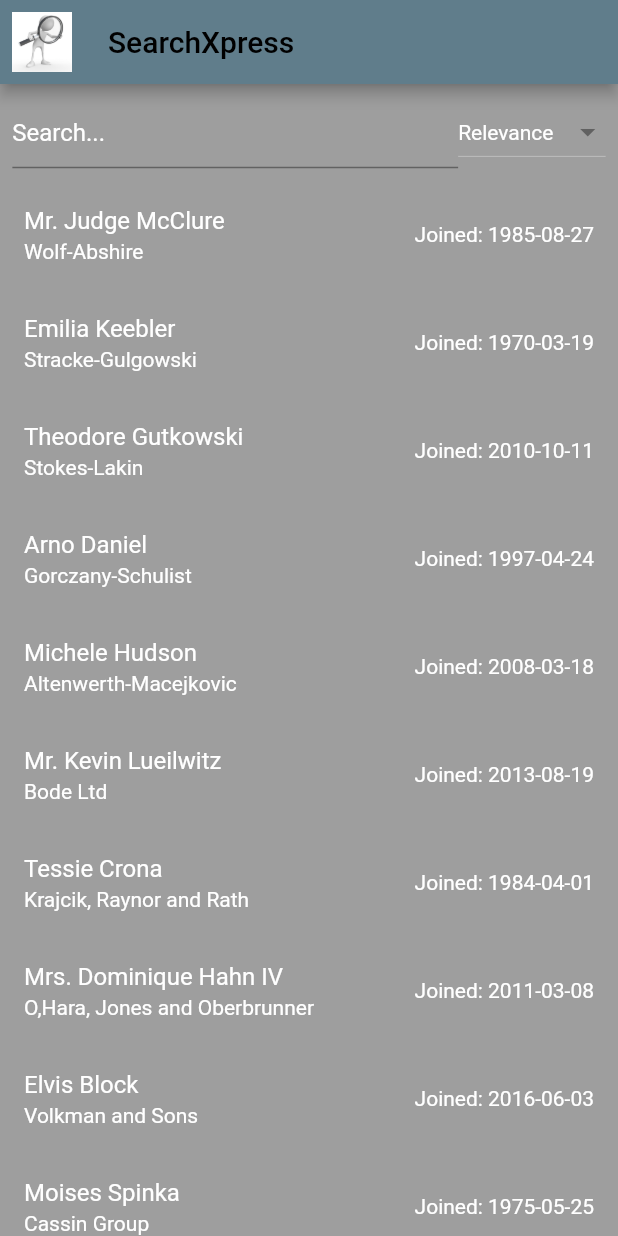
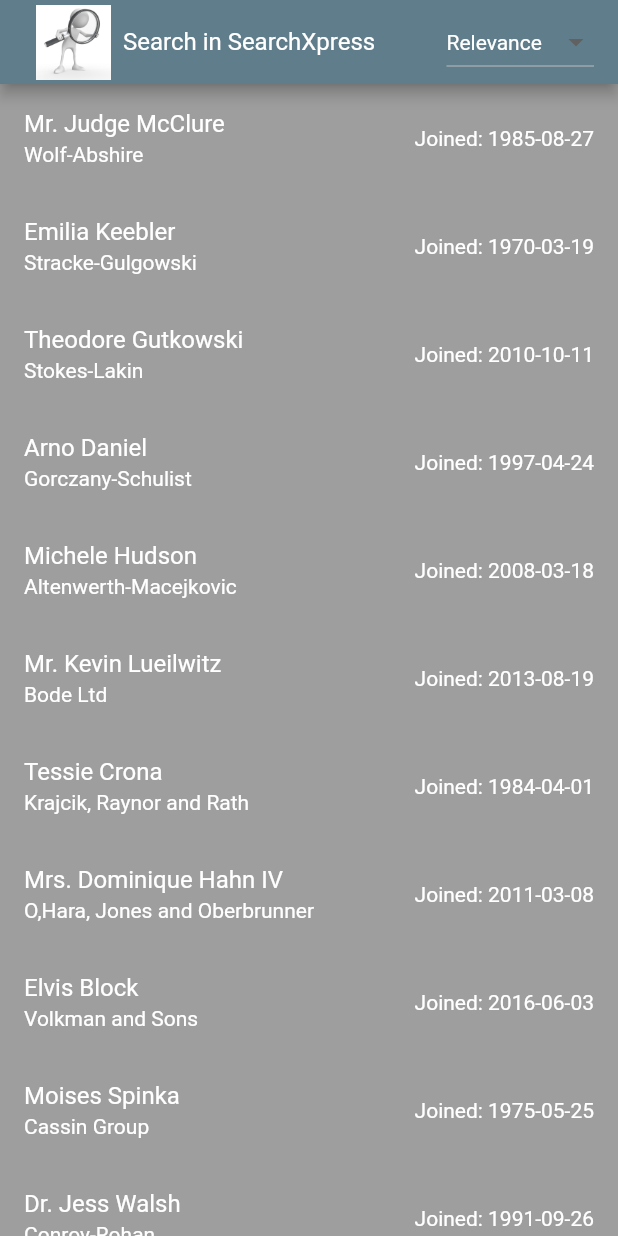
Before and after one commit to jaspal007/gdsc-assignment-1, a Flutter app: the screen it shows after launch, on a phone screen of 412 x 824 dp. Run offline on Flutter 3.47's test engine with Material 2 defaults, Android fonts, the light colour scheme and no system bars.

Commit message:
Issues resolved.

```diff
--- a/Virat/multisearchfunctionality_app/lib/main.dart
+++ b/Virat/multisearchfunctionality_app/lib/main.dart
@@ -111,29 +111,18 @@ class _MultiSearchHomePageState extends State<MultiSearchHomePage> {
 
   @override
   Widget build(BuildContext context) {
-    // Get the screen size
-    final screenSize = MediaQuery.of(context).size;
-
     return Scaffold(
       appBar: AppBar(
-        title: const Text('SearchXpress'),
         backgroundColor: Colors.blueGrey,
-        leading: Padding(
+        title: Row(
+          children: [
+            Padding(
               padding: const EdgeInsets.all(8.0),
               child: Image.asset(
-            'assets/searchlogo.jpeg',
+                'assets/searchlogo.jpeg', // Replace with the correct path to your logo image
                 height: 50,
               ),
             ),
-      ),
-      backgroundColor: Colors.grey,
-      body: SafeArea(
-        child: Column(
-          children: [
-            Padding(
-              padding: EdgeInsets.all(screenSize.width * 0.02), // Adjust padding based on screen width
-              child: Row(
-                children: [
             Expanded(
               child: TextField(
                 onChanged: (value) {
@@ -143,9 +132,11 @@ class _MultiSearchHomePageState extends State<MultiSearchHomePage> {
                   filterAndSort();
                 },
                 decoration: const InputDecoration(
-                        hintText: 'Search...',
+                  hintText: 'Search in SearchXpress',
                   hintStyle: TextStyle(color: Colors.white),
+                  border: InputBorder.none, // Remove the border
                 ),
+                style: const TextStyle(color: Colors.white),
               ),
             ),
             DropdownButton<String>(
@@ -195,6 +186,11 @@ class _MultiSearchHomePageState extends State<MultiSearchHomePage> {
           ],
         ),
       ),
+
+      backgroundColor: Colors.grey,
+      body: SafeArea(
+        child: Column(
+          children: [
             Expanded(
               child: ListView.builder(
                 itemCount: filteredEmployees.length,
```
Also changed, not shown: 1 other file. Lines whose indentation alone changed are shown as unchanged.
